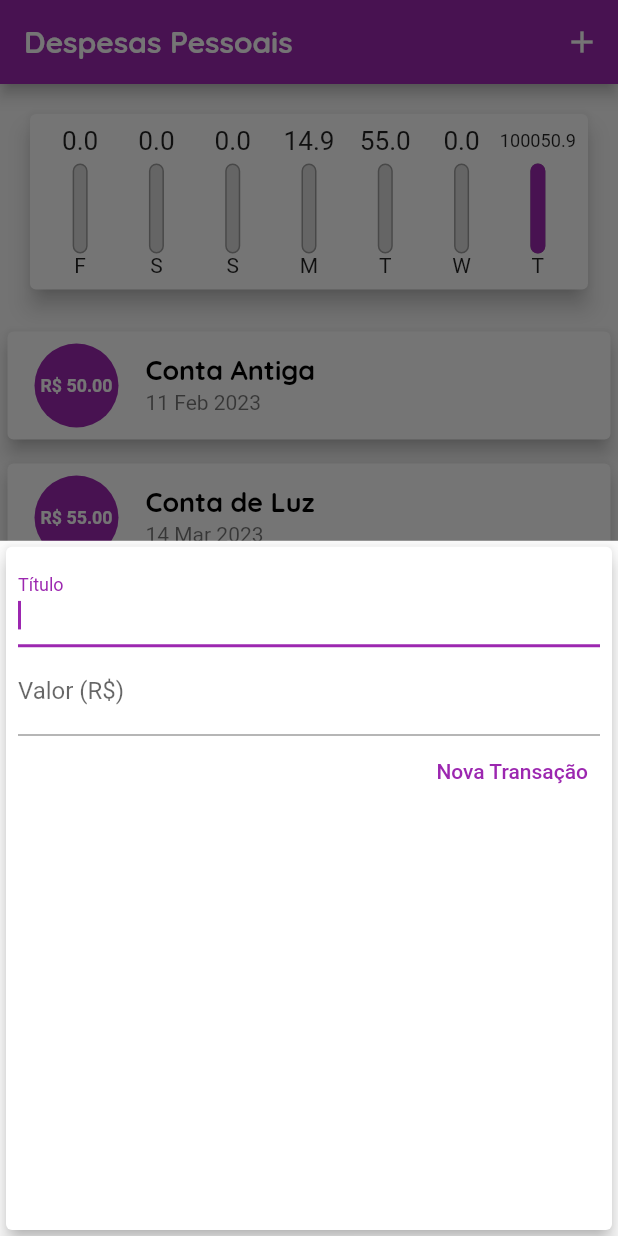
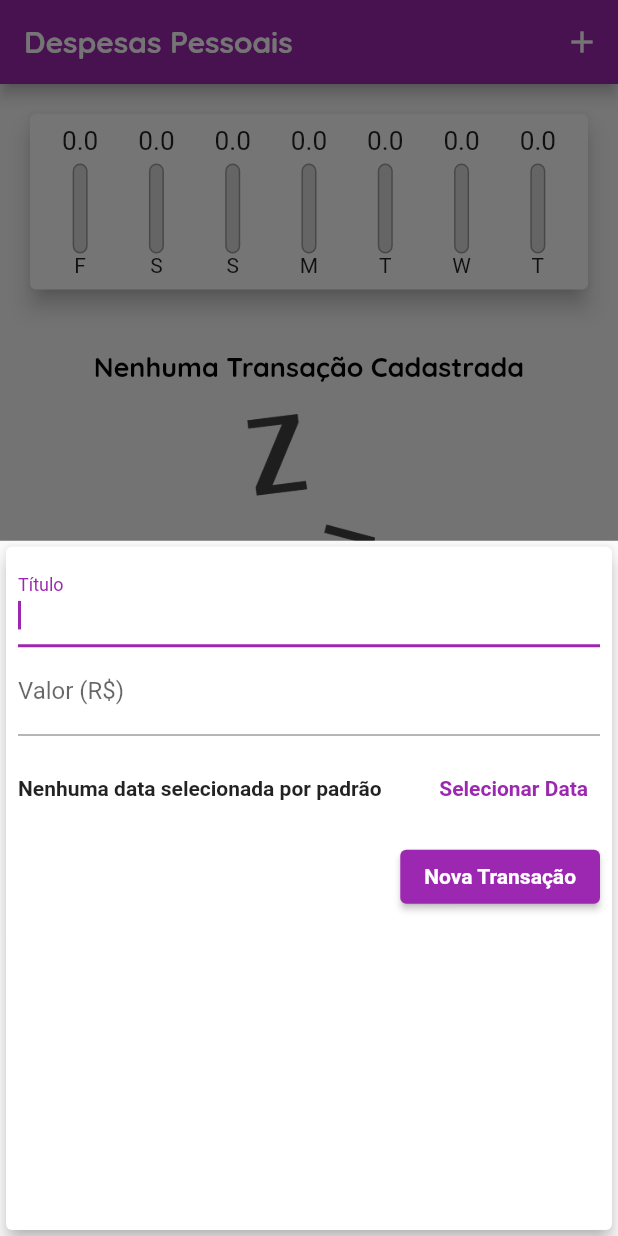
Before and after one commit to HenriqueCisi/project_finances_control, a Flutter app: the screen it shows after launch, after a tap on the "add" icon, on a phone screen of 412 x 824 dp. Run offline on Flutter 3.47's test engine with Material 2 defaults, Android fonts, the phone set to English and light mode, and no system bars.

Commit message:
adds delete transaction + chart refactor

```diff
--- a/lib/components/chart.dart
+++ b/lib/components/chart.dart
@@ -54,7 +54,7 @@ class Chart extends StatelessWidget {
               child: ChartBar(
                   label: transaction['day'].toString(),
                   value: double.parse(transaction['value'].toString()),
-                  percentage: ((transaction['value'] as double ) / _weekTotalValue)
+                  percentage: _weekTotalValue == 0 ? 0 : ((transaction['value'] as double ) / _weekTotalValue)
                   ),
             );
           }).toList(),
--- a/lib/components/transaction_form.dart
+++ b/lib/components/transaction_form.dart
@@ -1,7 +1,8 @@
 import 'package:flutter/material.dart';
+import 'package:intl/intl.dart';
 
 class TransactionForm extends StatefulWidget {
-  final void Function(String, double) addTransaction;
+  final void Function(String, double, DateTime) addTransaction;
 
   const TransactionForm(this.addTransaction, {super.key});
 
@@ -10,18 +11,37 @@ class TransactionForm extends StatefulWidget {
 }
 
 class _TransactionFormState extends State<TransactionForm> {
-  final titleController = TextEditingController();
-  final valueController = TextEditingController();
+  final _titleController = TextEditingController();
+  final _valueController = TextEditingController();
+  DateTime? _selectedDate;
 
   _submitForm() {
-    final title = titleController.text;
-    final value = double.tryParse(valueController.text.toString()) ?? 0;
+    final title = _titleController.text;
+    final value = double.tryParse(_valueController.text.toString()) ?? 0;
+    final date = _selectedDate!;
 
     if (title.isEmpty || value <= 0) {
       return;
     }
 
-    widget.addTransaction(title, value);
+    widget.addTransaction(title, value, date);
+  }
+
+  _showDatePicker() {
+    showDatePicker(
+            context: context,
+            initialDate: DateTime.now(),
+            firstDate: DateTime(2023),
+            lastDate: DateTime.now())
+        .then((pickedDate) {
+      if (pickedDate == null) {
+        return;
+      }
+
+      setState(() {
+        _selectedDate = pickedDate;
+      });
+    });
   }
 
   @override
@@ -33,25 +53,44 @@ class _TransactionFormState extends State<TransactionForm> {
         child: Column(children: [
           TextField(
             decoration: const InputDecoration(labelText: 'Título'),
-            controller: titleController,
+            controller: _titleController,
             onSubmitted: (_) => {_submitForm()},
             autofocus: true,
           ),
           TextField(
             decoration: const InputDecoration(labelText: 'Valor (R\$)'),
-            controller: valueController,
+            controller: _valueController,
             onSubmitted: (_) => {_submitForm()},
             keyboardType: const TextInputType.numberWithOptions(decimal: true),
             autofocus: true,
           ),
+          SizedBox(
+            height: 70,
+            child: Row(
+              children: [
+                Expanded(
+                  child: Text(
+                      _selectedDate == null
+                          ? 'Nenhuma data selecionada por padrão'
+                          : DateFormat('dd/MM/y').format(_selectedDate!),
+                      style: const TextStyle(fontWeight: FontWeight.bold)),
+                ),
+                TextButton(
+                    onPressed: _showDatePicker,
+                    child: const Text('Selecionar Data',
+                        style: TextStyle(fontWeight: FontWeight.bold)))
+              ],
+            ),
+          ),
           Row(
             mainAxisAlignment: MainAxisAlignment.end,
             children: [
-              TextButton(
+              ElevatedButton(
                   onPressed: () {
                     _submitForm();
                   },
-                  child: const Text('Nova Transação'))
+                  child: const Text('Nova Transação',
+                      style: TextStyle(fontWeight: FontWeight.bold)))
             ],
           )
         ]),
--- a/lib/components/transaction_list.dart
+++ b/lib/components/transaction_list.dart
@@ -4,7 +4,8 @@ import 'package:project_finances_control/models/transaction.dart';
 
 class TransactionList extends StatelessWidget {
   final List<Transaction> transactions;
-  const TransactionList(this.transactions, {super.key});
+  final void Function(String) delete;
+   const TransactionList(this.transactions, this.delete, {super.key});
 
   @override
   Widget build(BuildContext context) {
@@ -21,7 +22,7 @@ class TransactionList extends StatelessWidget {
                 const SizedBox(
                   height: 20,
                 ),
-                Container(
+                SizedBox(
                   height: 200,
                   child: Image.asset(
                     'assets/images/waiting.png',
@@ -36,10 +37,8 @@ class TransactionList extends StatelessWidget {
                 final tr = transactions[index];
                 return Card(
                   elevation: 5,
-                  margin: const  EdgeInsets.symmetric(
-                    vertical: 8,
-                    horizontal: 5
-                  ),
+                  margin:
+                      const EdgeInsets.symmetric(vertical: 8, horizontal: 5),
                   child: ListTile(
                     leading: CircleAvatar(
                         backgroundColor: Theme.of(context).colorScheme.primary,
@@ -59,6 +58,8 @@ class TransactionList extends StatelessWidget {
                       style: Theme.of(context).textTheme.titleLarge,
                     ),
                     subtitle: Text(DateFormat('d MMM y').format(tr.date)),
+                    trailing:  IconButton(icon: const Icon(Icons.delete), onPressed: (){delete(tr.id);}),
+
                   ),
                 );
               },
--- a/lib/main.dart
+++ b/lib/main.dart
@@ -43,33 +43,7 @@ class MyHomePage extends StatefulWidget {
 }
 
 class _MyHomePageState extends State<MyHomePage> {
-  final List<Transaction> _transactions = [
-    Transaction(
-        id: 't0',
-        title: 'Conta Antiga',
-        value: 50.00,
-        date: DateTime.now().subtract(const Duration(days: 33))),
-    Transaction(
-        id: 't1',
-        title: 'Conta de Luz',
-        value: 55.00,
-        date: DateTime.now().subtract(const Duration(days: 2))),
-    Transaction(
-        id: 't2',
-        title: 'Prime',
-        value: 14.90,
-        date: DateTime.now().subtract(const Duration(days: 3))),
-    Transaction(
-        id: 't3',
-        title: 'Cartão de crédito',
-        value: 100000.90,
-        date: DateTime.now()),
-    Transaction(
-        id: 't4',
-        title: 'Cervejinha',
-        value: 50,
-        date: DateTime.now()),
-  ];
+  final List<Transaction> _transactions = [];
 
   List<Transaction> get _recentTransactions {
     return _transactions.where((tr) {
@@ -85,18 +59,27 @@ class _MyHomePageState extends State<MyHomePage> {
         });
   }
 
-  void _addNewTransaction(String title, double value) {
+  void _addNewTransaction(String title, double value, DateTime date) {
     final newTransaction = Transaction(
         id: Random().nextDouble().toString(),
         title: title,
         value: value,
-        date: DateTime.now());
+        date: date
+        );
 
     setState(() {
       _transactions.add(newTransaction);
     });
 
     Navigator.of(context).pop();
+  }
+
+    void _deleteTransaction(String id) {
+    setState(() {
+      _transactions.removeWhere((tr) {
+       return tr.id == id;
+      });
+    });
   }
 
   @override
@@ -112,11 +95,10 @@ class _MyHomePageState extends State<MyHomePage> {
       ),
       body: SingleChildScrollView(
         child: Column(
-          // mainAxisAlignment: MainAxisAlignment.spaceAround,
           crossAxisAlignment: CrossAxisAlignment.stretch,
           children: <Widget>[
             Chart(_recentTransactions),
-            TransactionList(_transactions),
+            TransactionList(_transactions, _deleteTransaction),
           ],
         ),
       ),
```
